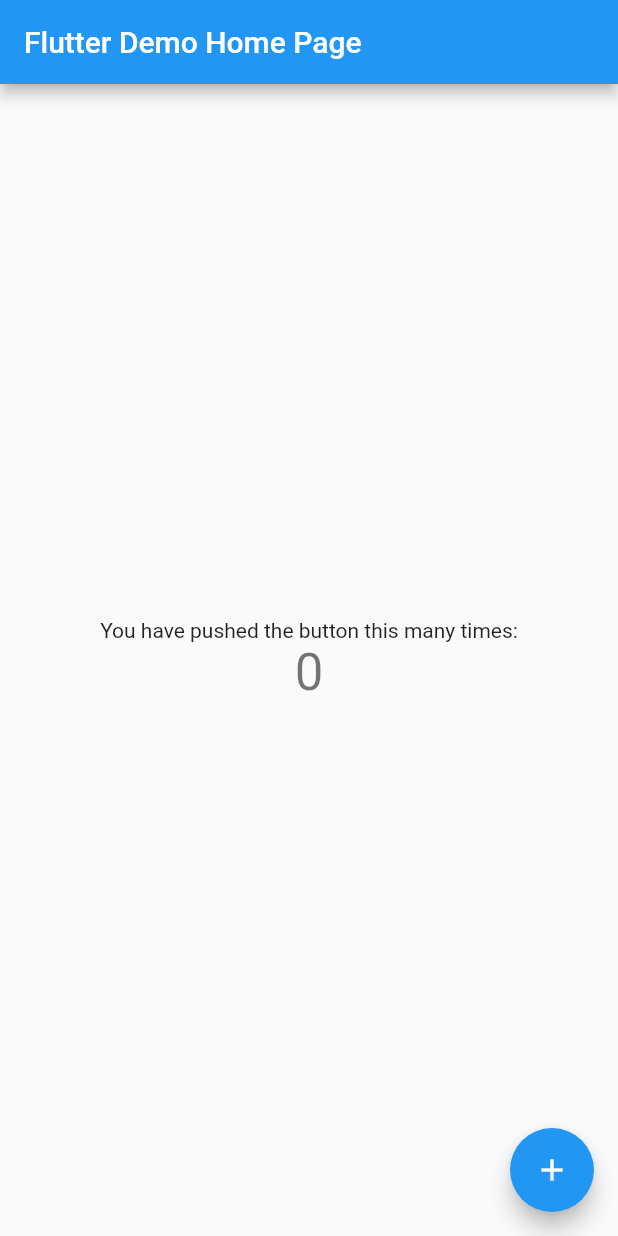
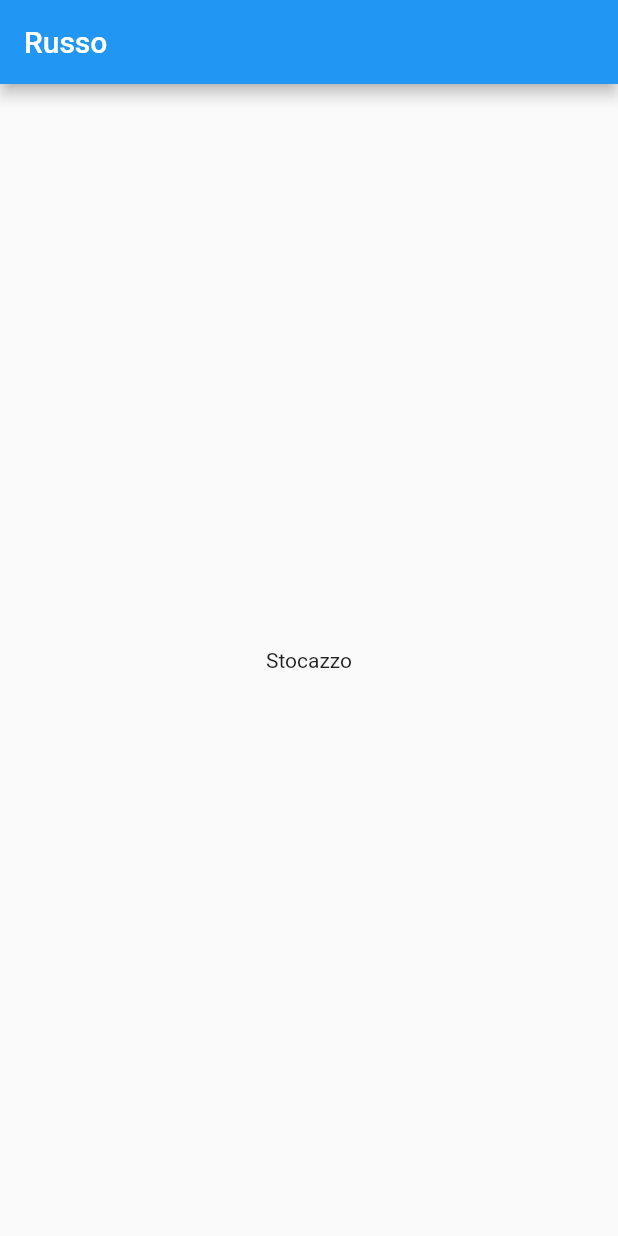
Before and after one commit to Robbolo53/php-base-esercizi, a Flutter app: the screen it shows after launch, on a phone screen of 412 x 824 dp. Run offline on Flutter 3.47's test engine with Material 2 defaults, Android fonts, the phone set to English and light mode, and no system bars.

Commit message:
implemntazione landing page

```diff
--- a/flutter/test1/lib/main.dart
+++ b/flutter/test1/lib/main.dart
@@ -1,4 +1,8 @@
+import 'package:flutter/cupertino.dart';
 import 'package:flutter/material.dart';
+//import 'package:responsive_framework/responsive_framework.dart';
+//import 'package:test1/utils/constants.dart';
+import 'package:test1/view/landingpage.dart';
 
 void main() {
   runApp(MyApp());
@@ -9,24 +13,14 @@ class MyApp extends StatelessWidget {
   @override
   Widget build(BuildContext context) {
     return MaterialApp(
-      title: 'Flutter Demo',
-      theme: ThemeData(
-        // This is the theme of your application.
-        //
-        // Try running your application with "flutter run". You'll see the
-        // application has a blue toolbar. Then, without quitting the app, try
-        // changing the primarySwatch below to Colors.green and then invoke
-        // "hot reload" (press "r" in the console where you ran "flutter run",
-        // or simply save your changes to "hot reload" in a Flutter IDE).
-        // Notice that the counter didn't reset back to zero; the application
-        // is not restarted.
-        primarySwatch: Colors.blue,
-      ),
-      home: MyHomePage(title: 'Flutter Demo Home Page'),
+      debugShowCheckedModeBanner: false,
+      title: 'Goffredo Russo Servizi Immobiliari',
+      home: LandingPage(),
+      //MyHomePage(title: "test 1",),
     );
   }
 }
-
+/*
 class MyHomePage extends StatefulWidget {
   MyHomePage({Key? key, required this.title}) : super(key: key);
 
@@ -111,3 +105,4 @@ class _MyHomePageState extends State<MyHomePage> {
     );
   }
 }
+*/
--- /dev/null
+++ b/flutter/test1/lib/utils/constants.dart
@@ -0,0 +1,6 @@
+import 'package:flutter/cupertino.dart';
+
+const Color kPrimaryColor = Color.fromRGBO(4, 64, 16, 0);
+const Color kSedondaryColor = Color.fromRGBO(222, 226, 233,0);
+const Color kBGColor = Color.fromRGBO(78, 137, 192, 0);
+const Color kScritte = Color.fromRGBO(7, 27, 47, 0);
--- /dev/null
+++ b/flutter/test1/lib/view/landingpage.dart
@@ -0,0 +1,19 @@
+import 'package:flutter/material.dart';
+//import 'package:test1/utils/constants.dart';
+//import 'package:responsive_framework/responsive_framework.dart';
+//import 'package:responsive_framework/responsive_framework.dart';
+//import 'package:test1/utils/constants.dart';
+
+class LandingPage extends StatelessWidget {
+  const LandingPage({Key? key}) : super(key: key);
+
+  @override
+  Widget build(BuildContext context) {
+    return Scaffold(
+      appBar: AppBar(
+        title: Text("Russo"),
+      ),
+      body: Center(child: Text("Stocazzo"),),
+    );
+  }
+}
```
Also changed, not shown: flutter/test1/pubspec.yaml (+7 -1 lines), flutter/test1/pubspec.lock.
